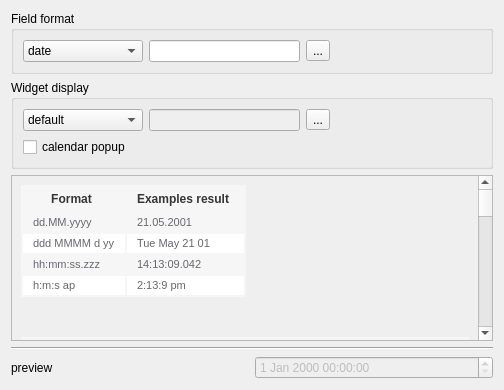
First picture: the form in src/ui/editorwidgets/qgsdatetimeeditconfig.ui, repository qgis/QGIS, before the edit.
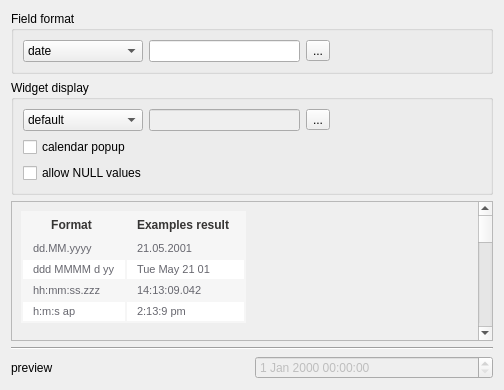
Second picture: the form after the edit. Icons and pictures are not drawn.

Commit message: new edit widget for date/time capable of setting null dates

```diff
--- a/src/ui/editorwidgets/qgsdatetimeeditconfig.ui
+++ b/src/ui/editorwidgets/qgsdatetimeeditconfig.ui
@@ -168,16 +168,6 @@
         </property>
        </widget>
       </item>
-      <item row="1" column="0">
-       <widget class="QCheckBox" name="mCalendarPopupCheckBox">
-        <property name="layoutDirection">
-         <enum>Qt::LeftToRight</enum>
-        </property>
-        <property name="text">
-         <string>calendar popup</string>
-        </property>
-       </widget>
-      </item>
       <item row="0" column="0">
        <widget class="QComboBox" name="mDisplayFormatComboBox">
         <property name="minimumSize">
@@ -218,6 +208,23 @@
         </property>
        </widget>
       </item>
+      <item row="1" column="0" colspan="2">
+       <widget class="QCheckBox" name="mCalendarPopupCheckBox">
+        <property name="layoutDirection">
+         <enum>Qt::LeftToRight</enum>
+        </property>
+        <property name="text">
+         <string>calendar popup</string>
+        </property>
+       </widget>
+      </item>
+      <item row="2" column="0" colspan="2">
+       <widget class="QCheckBox" name="mAllowNullCheckBox">
+        <property name="text">
+         <string>allow NULL values</string>
+        </property>
+       </widget>
+      </item>
      </layout>
     </widget>
    </item>
```
The commit also changes 7 other files.
